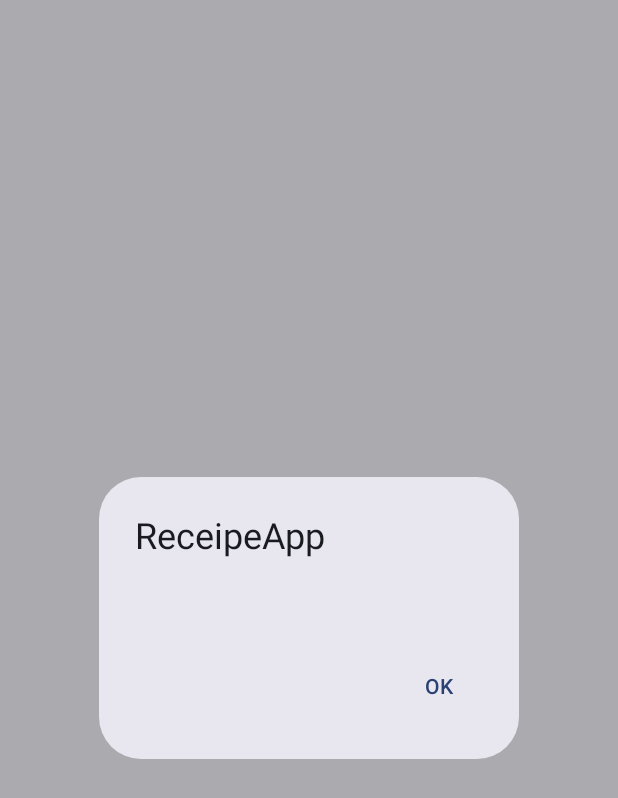
After one commit to RajaNimit27/JetpackCompose_Ktor_Koin, an Android app built with Jetpack Compose: the composable SimpleAlertDialog called with empty values, on a phone screen of 412 x 824 dp. The commit adds this screen. Shown: the top 798 px of the screen. Run offline under Robolectric (Android 15) with nearby library versions, the phone set to English and light mode, and no system bars; network calls fail; 1 statement that could not run was skipped.

Commit message:
ui fixes

```diff
--- a/app/src/main/java/com/app/compose_navigation_mvvm_flow/ui/composeui/RecipeDetailScreen.kt
+++ b/app/src/main/java/com/app/compose_navigation_mvvm_flow/ui/composeui/RecipeDetailScreen.kt
@@ -66,6 +66,7 @@ fun RecipeDetailScreen(navController: NavController, mainViewModel: MainViewMode
                 is UiState.Error -> {
                     ProgressLoader(isLoading = false)
                     //Handle Error
+                    SimpleAlertDialog(message =  ((state.value as UiState.Error<Receipes>).message))
                 }
             }
         }
--- a/app/src/main/java/com/app/compose_navigation_mvvm_flow/ui/composeui/RecipesScreen.kt
+++ b/app/src/main/java/com/app/compose_navigation_mvvm_flow/ui/composeui/RecipesScreen.kt
@@ -74,6 +74,7 @@ fun RecipesScreen(navigation: NavController, mainViewModel: MainViewModel) {
                 is UiState.Error -> {
                     ProgressLoader(isLoading = false)
                     //Handle Error
+                    SimpleAlertDialog(message =  ((state.value as UiState.Error<Receipes>).message))
                 }
             }
         }
--- /dev/null
+++ b/app/src/main/java/com/app/compose_navigation_mvvm_flow/ui/composeui/SimpleAlertDialog.kt
@@ -0,0 +1,28 @@
+package com.app.compose_navigation_mvvm_flow.ui.composeui
+
+import androidx.compose.material3.AlertDialog
+import androidx.compose.material3.Text
+import androidx.compose.material3.TextButton
+import androidx.compose.runtime.Composable
+import androidx.compose.runtime.getValue
+import androidx.compose.runtime.mutableStateOf
+import androidx.compose.runtime.remember
+import androidx.compose.runtime.setValue
+
+@Composable
+fun SimpleAlertDialog(message:String) {
+    var showDialog by remember {mutableStateOf(true)}
+    if(showDialog) {
+        AlertDialog(
+            onDismissRequest = { },
+            confirmButton = {
+                TextButton(onClick = {
+                    showDialog = false
+                })
+                { Text(text = "OK") }
+            },
+            title = { Text(text = "ReceipeApp") },
+            text = { Text(text = message) }
+        )
+    }
+}
```
Also changed, not shown: app/build.gradle.kts (+6 -6 lines), app/src/main/java/com/app/compose_navigation_mvvm_flow/data/remote/ApiService.kt (+4 -7 lines).
